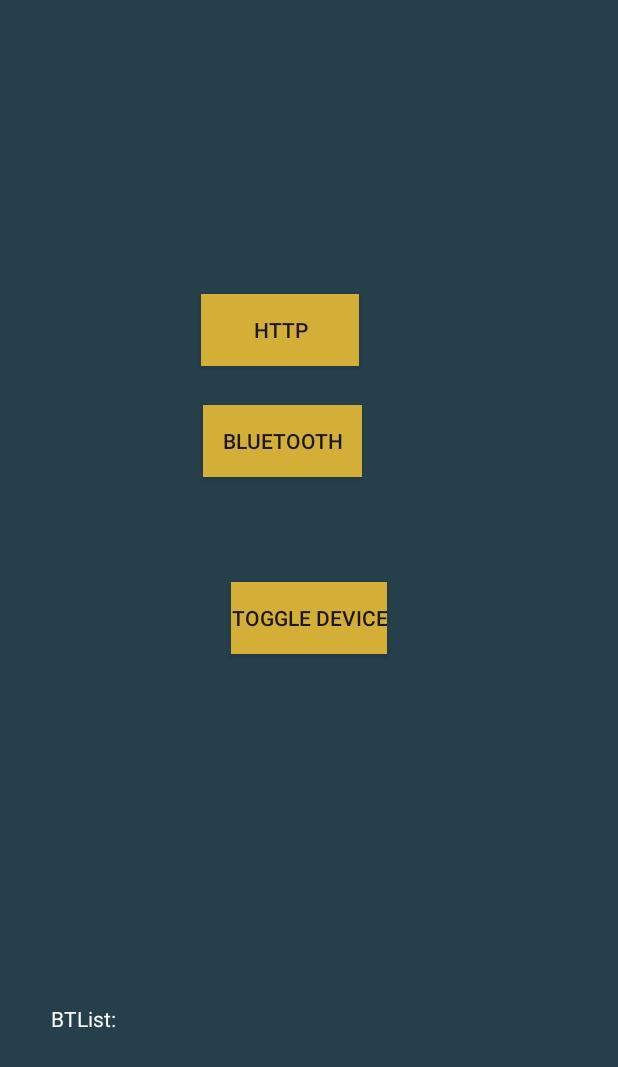
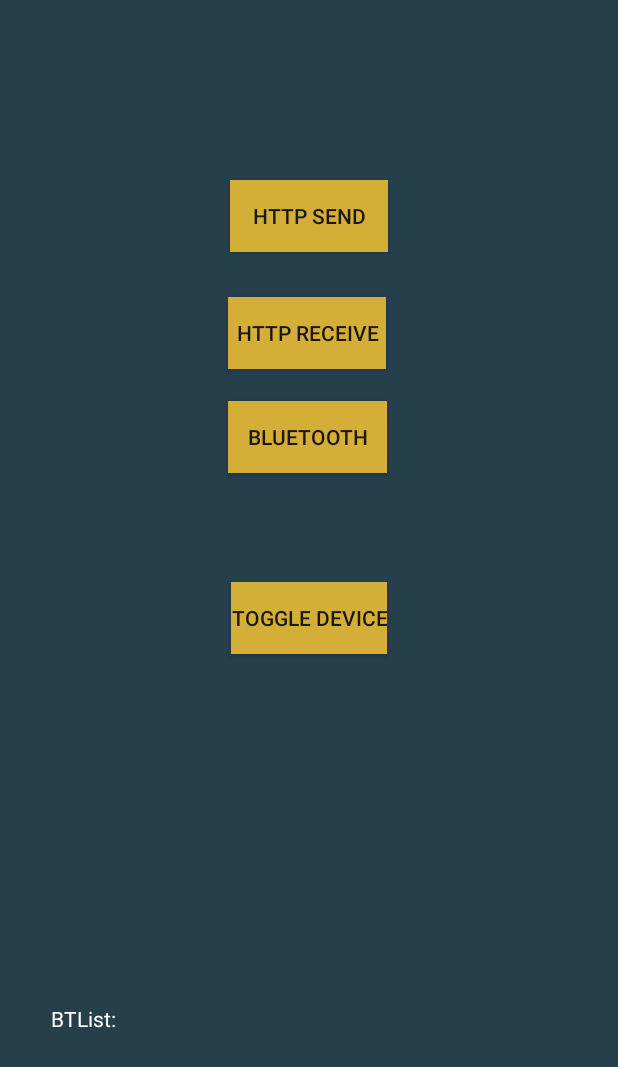
Before and after one commit to Ranuja01/CAPSTONE, an Android app built with Jetpack Compose: the screen it shows after launch (MainActivity), on a phone screen of 412 x 824 dp. Shown: the top 1067 px of the screen. Run offline under Robolectric (Android 15) with nearby library versions, the phone set to English and light mode, and no system bars; libraries missing offline, so code that uses them is left out: fi.iki.elonen; 1 statement that could not run was skipped.

Commit message:
Created server on android side as well. Created python script to make requests from that server but POST is still not working.
Now there is server functionality both on the android and externally. Meaning the android can host it's own server or utilize one built elsewhere

```diff
--- a/APPTests/app/src/main/res/layout/activity_main.xml
+++ b/APPTests/app/src/main/res/layout/activity_main.xml
@@ -6,6 +6,18 @@
     android:background="@color/background_color"
     tools:ignore="ExtraText">
 
+
+    <Button
+        android:id="@+id/httpButtonSend"
+        android:layout_width="105dp"
+        android:layout_height="wrap_content"
+        android:layout_alignParentStart="true"
+        android:layout_alignParentTop="true"
+        android:layout_centerHorizontal="true"
+        android:layout_marginStart="153dp"
+        android:layout_marginTop="120dp"
+        android:background="#d4af37"
+        android:text="HTTP Send" />
 
     <Button
         android:id="@+id/toggleButton"
@@ -23,8 +35,8 @@
         android:layout_alignParentTop="true"
         android:layout_centerInParent="false"
         android:layout_centerHorizontal="true"
-        android:layout_marginStart="135dp"
-        android:layout_marginTop="270dp"
+        android:layout_marginStart="152dp"
+        android:layout_marginTop="267dp"
         android:background="#d4af37"
         android:text="Bluetooth" />
 
@@ -51,14 +63,15 @@
         android:textColor="@color/white" />
 
     <Button
-        android:id="@+id/httpButton"
+        android:id="@+id/httpButtonReceive"
         android:layout_width="105dp"
         android:layout_height="wrap_content"
         android:layout_alignParentStart="true"
         android:layout_alignParentTop="true"
-        android:layout_marginStart="134dp"
-        android:layout_marginTop="196dp"
+        android:layout_centerHorizontal="true"
+        android:layout_marginStart="152dp"
+        android:layout_marginTop="198dp"
         android:background="#d4af37"
-        android:text="HTTP" />
+        android:text="HTTP Receive" />
 
 </RelativeLayout>
```
Also changed, not shown: APPTests/app/src/main/java/com/example/apptest/MainActivity.kt (+57 -7 lines), 2 other files.
